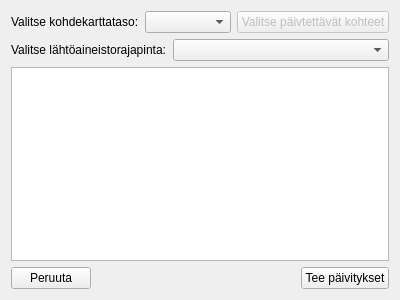
Old version of the form yleiskaava_dialog_add_source_data_links.ui in the repository ernoma/yleiskaava.
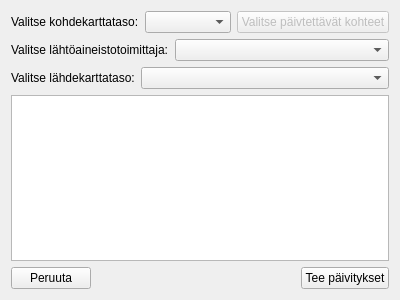
New version of the form.

Commit message: Jatka T8:n toteuttamista

Patch:
```diff
--- a/yleiskaava_dialog_add_source_data_links.ui
+++ b/yleiskaava_dialog_add_source_data_links.ui
@@ -50,7 +50,7 @@
      <item>
       <widget class="QLabel" name="label">
        <property name="text">
-        <string>Valitse lähtöaineistorajapinta:</string>
+        <string>Valitse lähtöaineistotoimittaja:</string>
        </property>
       </widget>
      </item>
@@ -66,6 +66,27 @@
      </item>
     </layout>
    </item>
+   <item>
+    <layout class="QHBoxLayout" name="horizontalLayout_4">
+     <item>
+      <widget class="QLabel" name="label_3">
+       <property name="text">
+        <string>Valitse lähdekarttataso:</string>
+       </property>
+      </widget>
+     </item>
+     <item>
+      <widget class="QComboBox" name="comboBoxChooseSourceDataLayer">
+       <property name="sizePolicy">
+        <sizepolicy hsizetype="MinimumExpanding" vsizetype="Fixed">
+         <horstretch>0</horstretch>
+         <verstretch>0</verstretch>
+        </sizepolicy>
+       </property>
+      </widget>
+     </item>
+    </layout>
+   </item>
    <item>
     <widget class="QTableWidget" name="tableWidgetSourceTargetMatches"/>
    </item>
```
The commit also changes 2 other files.
